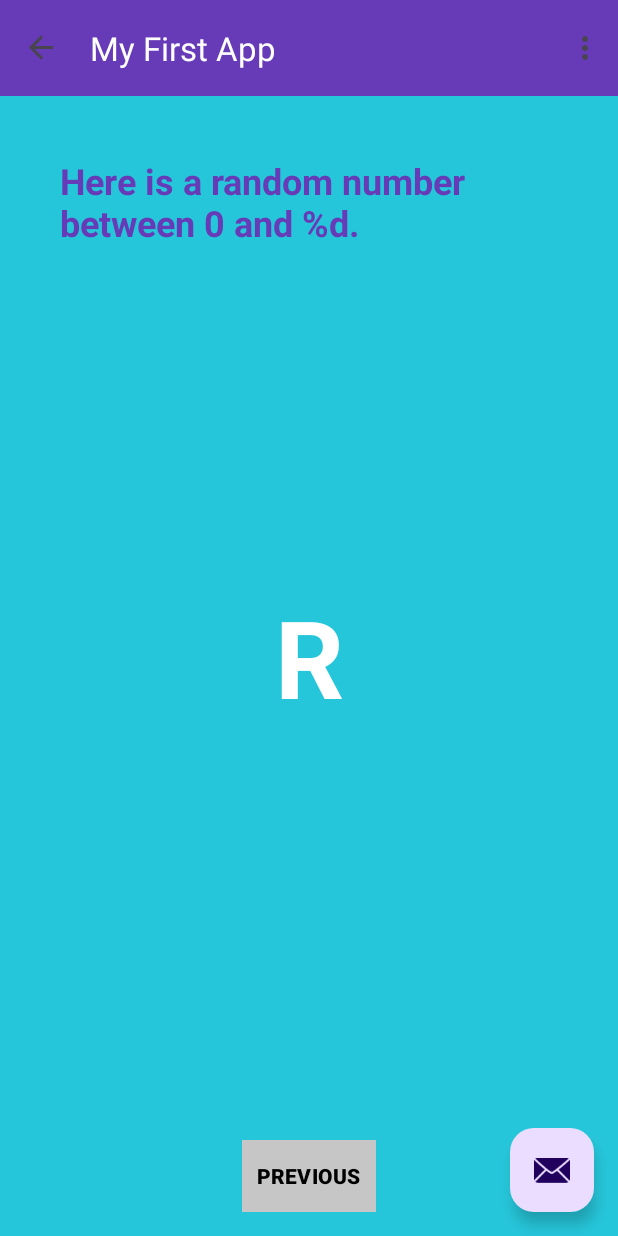
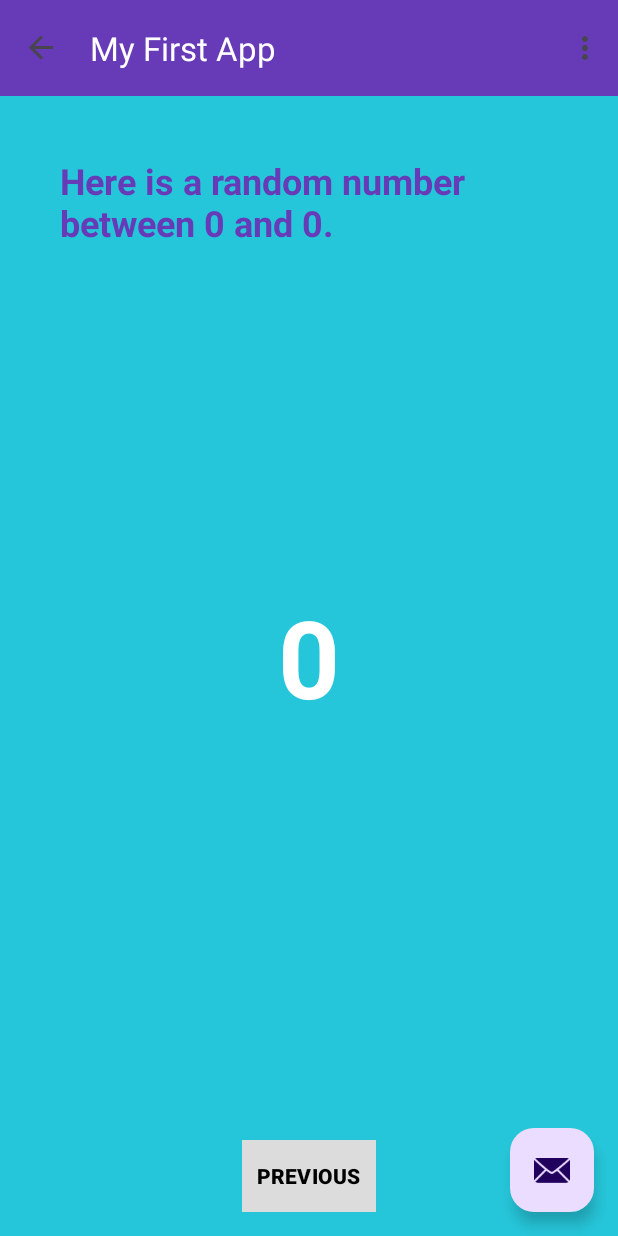
Before and after one commit to twopercentjazz/CSB430_Android, an Android app: the screen it shows after launch (MainActivity), after a tap on "RANDOM", on a phone screen of 412 x 824 dp. Run offline under Robolectric (Android 15) with nearby library versions, the phone set to English and light mode, and no system bars; our stand-ins replace navigation-ui.

Commit message:
implement 2nd fragment

```diff
--- a/app/src/main/java/com/example/csb430myfirstapp/FirstFragment.java
+++ b/app/src/main/java/com/example/csb430myfirstapp/FirstFragment.java
@@ -65,8 +65,12 @@ public class FirstFragment extends Fragment {
         binding.randomButton.setOnClickListener(new View.OnClickListener() {
             @Override
             public void onClick(View view) {
+                TextView textView = getView().findViewById(R.id.textview_first);
+                int number = Integer.parseInt(textView.getText().toString());
+                Bundle bundle = new Bundle();
+                bundle.putInt("myArg", number);
                 NavHostFragment.findNavController(FirstFragment.this)
-                        .navigate(R.id.action_FirstFragment_to_SecondFragment);
+                        .navigate(R.id.action_FirstFragment_to_SecondFragment, bundle);
             }
         });
     }
--- a/app/src/main/java/com/example/csb430myfirstapp/SecondFragment.java
+++ b/app/src/main/java/com/example/csb430myfirstapp/SecondFragment.java
@@ -4,12 +4,15 @@ import android.os.Bundle;
 import android.view.LayoutInflater;
 import android.view.View;
 import android.view.ViewGroup;
+import android.widget.TextView;
 
 import androidx.annotation.NonNull;
 import androidx.fragment.app.Fragment;
 import androidx.navigation.fragment.NavHostFragment;
 
 import com.example.csb430myfirstapp.databinding.FragmentSecondBinding;
+
+import java.util.Random;
 
 public class SecondFragment extends Fragment {
 
@@ -28,6 +31,21 @@ public class SecondFragment extends Fragment {
 
     public void onViewCreated(@NonNull View view, Bundle savedInstanceState) {
         super.onViewCreated(view, savedInstanceState);
+        if (getArguments() != null) {
+            int number = getArguments().getInt("myArg");
+            TextView textViewHeader = view.findViewById(R.id.textview_header);
+            String headerText = getResources().getString(R.string.randText);
+            String formattedHeaderText = String.format(headerText, number);
+            textViewHeader.setText(formattedHeaderText);
+
+            TextView textViewRandom = view.findViewById(R.id.textview_random);
+            Random random = new Random();
+            int randomNumber = 0;
+            if (number > 0) {
+                randomNumber = random.nextInt(number + 1);
+            }
+            textViewRandom.setText(String.valueOf(randomNumber));
+        }
 
         binding.buttonSecond.setOnClickListener(new View.OnClickListener() {
             @Override
--- a/app/src/main/res/navigation/nav_graph.xml
+++ b/app/src/main/res/navigation/nav_graph.xml
@@ -24,5 +24,8 @@
         <action
             android:id="@+id/action_SecondFragment_to_FirstFragment"
             app:destination="@id/FirstFragment" />
+        <argument
+            android:name="myArg"
+            app:argType="integer" />
     </fragment>
 </navigation>
--- a/app/src/main/res/values/colors.xml
+++ b/app/src/main/res/values/colors.xml
@@ -5,5 +5,5 @@
     <color name="screenBackground">#2196F3</color>
     <color name="screenBackground2">#26C6DA</color>
     <color name="buttonBackground">#BBDEFB</color>
-    <color name="buttonBackground2">#C6C6C6</color>
+    <color name="buttonBackground2">#DCDCDC</color>
 </resources>
```
